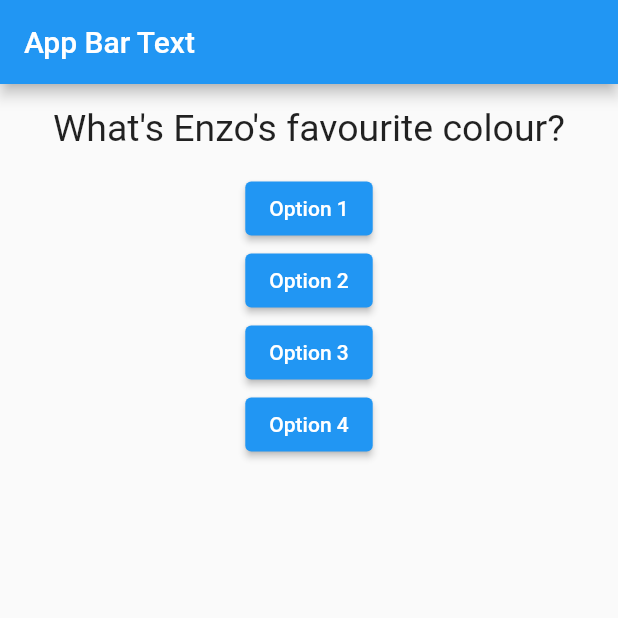
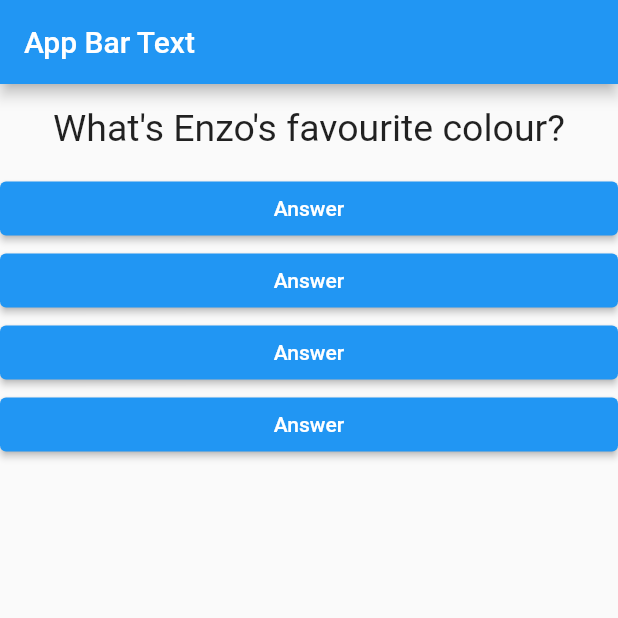
Before and after one commit to emagioli/flutter-quiz-app, a Flutter app: the screen it shows after launch, on a phone screen of 412 x 824 dp, the top half of it. Run offline on Flutter 3.47's test engine with Material 2 defaults, Android fonts, the phone set to English and light mode, and no system bars.

Commit message:
Answer class created

```diff
--- /dev/null
+++ b/lib/answer.dart
@@ -0,0 +1,18 @@
+import 'package:flutter/material.dart';
+
+class Answer extends StatelessWidget {
+  final VoidCallback handleAnswerSelection;
+
+  Answer(this.handleAnswerSelection);
+
+  @override
+  Widget build(BuildContext context) {
+    return Container(
+      width: double.infinity,
+      child: ElevatedButton(
+        onPressed: handleAnswerSelection,
+        child: Text("Answer"),
+      ),
+    );
+  }
+}
--- a/lib/main.dart
+++ b/lib/main.dart
@@ -1,6 +1,7 @@
 import 'package:flutter/material.dart';
 
 import './question.dart';
+import './answer.dart';
 
 void main() => runApp(MyApp());
 
@@ -40,22 +41,10 @@ class _MyAppState extends State<MyApp> {
         body: Column(
           children: [
             Question(questions[_questionIndex]),
-            ElevatedButton(
-              onPressed: _answerQuestion,
-              child: Text("Option 1"),
-            ),
-            ElevatedButton(
-              onPressed: _answerQuestion,
-              child: Text("Option 2"),
-            ),
-            ElevatedButton(
-              onPressed: _answerQuestion,
-              child: Text("Option 3"),
-            ),
-            ElevatedButton(
-              onPressed: _answerQuestion,
-              child: Text("Option 4"),
-            )
+            Answer(_answerQuestion),
+            Answer(_answerQuestion),
+            Answer(_answerQuestion),
+            Answer(_answerQuestion),
           ],
         ),
       ),
```
